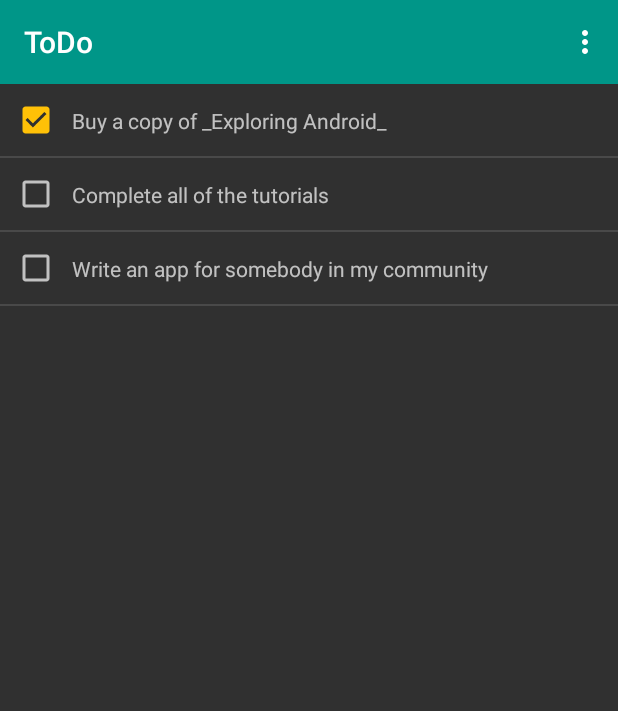
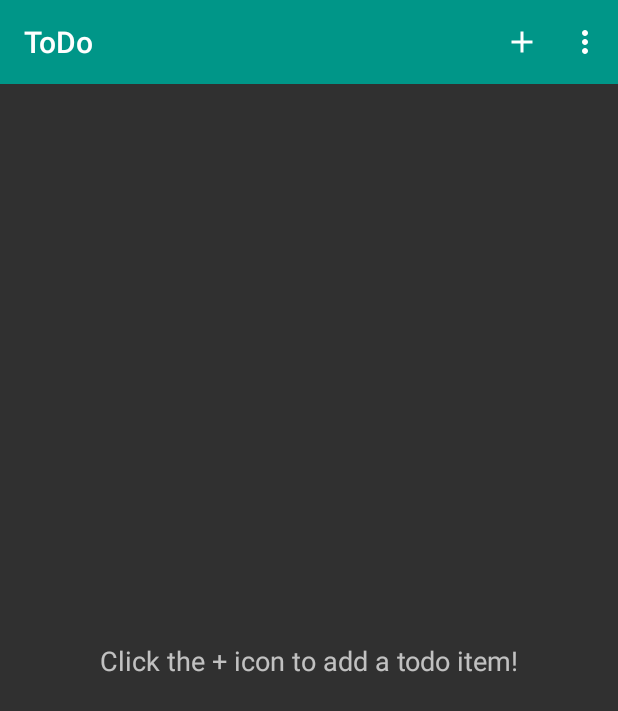
Before and after one commit to JoseCruzMV/ToDo, an Android app: the screen it shows after launch (MainActivity), on a phone screen of 412 x 824 dp. Shown: the top 711 px of the screen. Run offline under Robolectric (Android 15) with nearby library versions, the phone set to English and light mode, and no system bars; our stand-ins replace navigation-ui.

Commit message:
Added create new note funcionality

```diff
--- a/app/src/main/java/com/commonsware/todo/RosterListFragment.kt
+++ b/app/src/main/java/com/commonsware/todo/RosterListFragment.kt
@@ -1,9 +1,7 @@
 package com.commonsware.todo
 
 import android.os.Bundle
-import android.view.LayoutInflater
-import android.view.View
-import android.view.ViewGroup
+import android.view.*
 import androidx.fragment.app.Fragment
 import androidx.navigation.fragment.findNavController
 import androidx.recyclerview.widget.DividerItemDecoration
@@ -15,6 +13,12 @@ class RosterListFragment : Fragment() {
 
     private val motor: RosterMotor by viewModel()
     private var binding: TodoRosterBinding? = null
+
+    override fun onCreate(savedInstanceState: Bundle?) {
+        super.onCreate(savedInstanceState)
+
+        setHasOptionsMenu(true)
+    }
 
     override fun onCreateView(
         inflater: LayoutInflater,
@@ -50,7 +54,9 @@ class RosterListFragment : Fragment() {
         }
 
         adapter.submitList(motor.getItems())
-        binding?.empty?.visibility = View.GONE
+        binding?.empty?.visibility =
+            if (adapter.itemCount == 0) View.VISIBLE else View.GONE
+
     }
 
     override fun onDestroyView() {
@@ -58,8 +64,29 @@ class RosterListFragment : Fragment() {
         super.onDestroyView()
     }
 
+    override fun onCreateOptionsMenu(menu: Menu, inflater: MenuInflater) {
+        inflater.inflate(R.menu.actions_roster, menu)
+
+        super.onCreateOptionsMenu(menu, inflater)
+    }
+
+    override fun onOptionsItemSelected(item: MenuItem): Boolean {
+        return when(item.itemId) {
+            R.id.add -> {
+                add()
+                true
+            }
+            else -> super.onOptionsItemSelected(item)
+        }
+    }
+
     private fun display(model: ToDoModel) {
         findNavController()
             .navigate(RosterListFragmentDirections.displayModel(model.id))
     }
+
+    private fun add() {
+        findNavController()
+            .navigate(RosterListFragmentDirections.createModel(null))
+    }
 }
--- a/app/src/main/java/com/commonsware/todo/SingleModelMotor.kt
+++ b/app/src/main/java/com/commonsware/todo/SingleModelMotor.kt
@@ -4,7 +4,7 @@ import androidx.lifecycle.ViewModel
 
 class SingleModelMotor(
     private val repo: ToDoRepository,
-    private val modelId: String,
+    private val modelId: String?,
 ) : ViewModel() {
     fun getModel() = repo.find(modelId = modelId)
 
--- a/app/src/main/java/com/commonsware/todo/ToDoRepository.kt
+++ b/app/src/main/java/com/commonsware/todo/ToDoRepository.kt
@@ -1,7 +1,7 @@
 package com.commonsware.todo
 
 class ToDoRepository {
-    var items = listOf(
+    /*var items = listOf(
         ToDoModel(
             description = "Buy a copy of _Exploring Android_",
             isCompleted = true,
@@ -14,7 +14,9 @@ class ToDoRepository {
             description = "Write an app for somebody in my community",
             notes = "Talk to some people at non-profit organizations to see what they need!"
         )
-    )
+    )*/
+
+    var items = emptyList<ToDoModel>()
 
     fun save(model: ToDoModel) {
         items = if (items.any { it.id == model.id }) {
@@ -24,5 +26,9 @@ class ToDoRepository {
         }
     }
 
-    fun find(modelId: String) = items.find { it.id == modelId }
+    fun find(modelId: String?) = items.find { it.id == modelId }
+
+    fun delete(model: ToDoModel) {
+        items = items.filter { it.id != model.id }
+    }
 }
--- /dev/null
+++ b/app/src/main/res/drawable/ic_add.xml
@@ -0,0 +1,10 @@
+<vector xmlns:android="http://schemas.android.com/apk/res/android"
+    android:width="24dp"
+    android:height="24dp"
+    android:viewportWidth="24"
+    android:viewportHeight="24"
+    android:tint="?attr/colorControlNormal">
+  <path
+      android:fillColor="@android:color/white"
+      android:pathData="M19,13h-6v6h-2v-6H5v-2h6V5h2v6h6v2z"/>
+</vector>
--- /dev/null
+++ b/app/src/main/res/menu/actions_roster.xml
@@ -0,0 +1,10 @@
+<?xml version="1.0" encoding="utf-8"?>
+<menu xmlns:app="http://schemas.android.com/apk/res-auto"
+    xmlns:android="http://schemas.android.com/apk/res/android">
+
+    <item
+        android:id="@+id/add"
+        android:icon="@drawable/ic_add"
+        android:title="@string/menu_add"
+        app:showAsAction="ifRoom|withText" />
+</menu>
--- a/app/src/main/res/navigation/nav_graph.xml
+++ b/app/src/main/res/navigation/nav_graph.xml
@@ -11,6 +11,13 @@
         <action
             android:id="@+id/displayModel"
             app:destination="@id/displayFragment" />
+        <action
+            android:id="@+id/createModel"
+            app:destination="@id/editFragment" >
+            <argument
+                android:name="modelId"
+                android:defaultValue="@null" />
+        </action>
     </fragment>
     <fragment
         android:id="@+id/displayFragment"
@@ -29,6 +36,7 @@
         android:label="@string/app_name" >
         <argument
             android:name="modelId"
-            app:argType="string" />
+            app:argType="string"
+            app:nullable="true" />
     </fragment>
 </navigation>
--- a/app/src/main/res/values/strings.xml
+++ b/app/src/main/res/values/strings.xml
@@ -1,6 +1,6 @@
 <resources>
     <string name="app_name">ToDo</string>
-    <string name="msg_empty">placeholder text</string>
+    <string name="msg_empty">Click the + icon to add a todo item!</string>
     <string name="menu_about">About</string>
     <string name="is_completed">Item is completed</string>
     <string name="created_on">Created on:</string>
@@ -8,4 +8,5 @@
     <string name="desc">Description</string>
     <string name="notes">Notes</string>
     <string name="menu_save">Save</string>
+    <string name="menu_add">Add</string>
 </resources>
```
